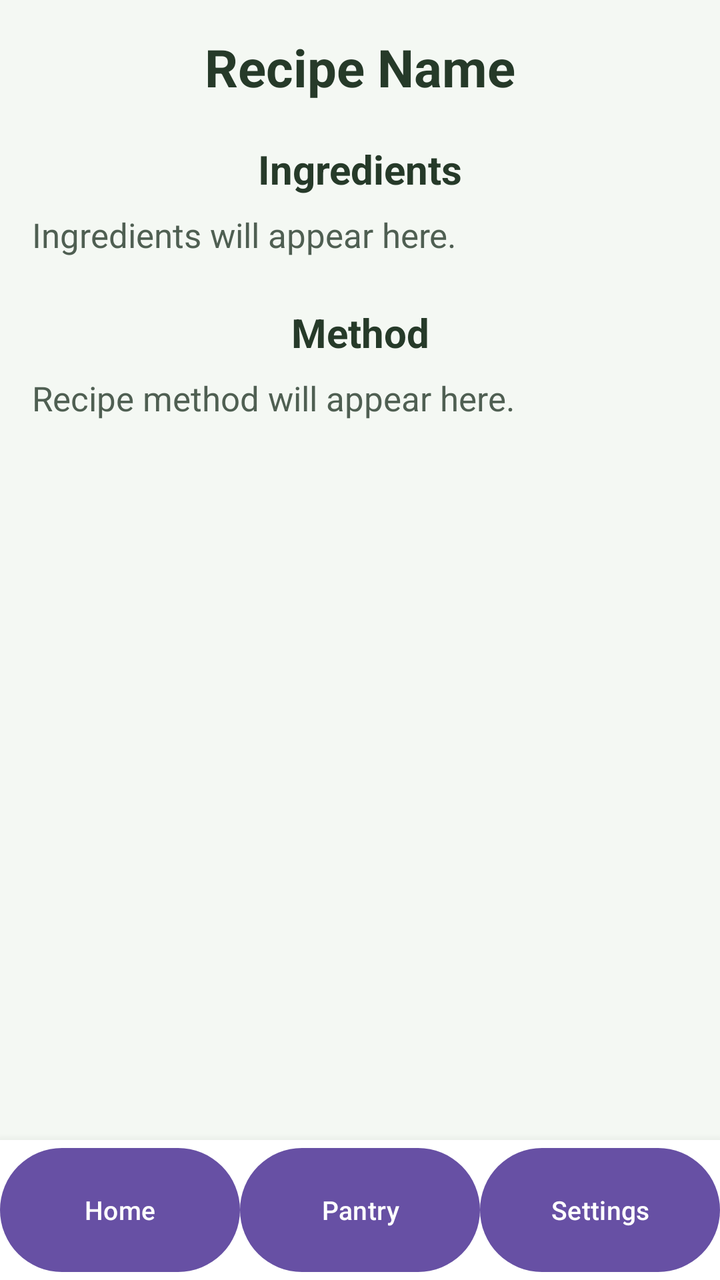
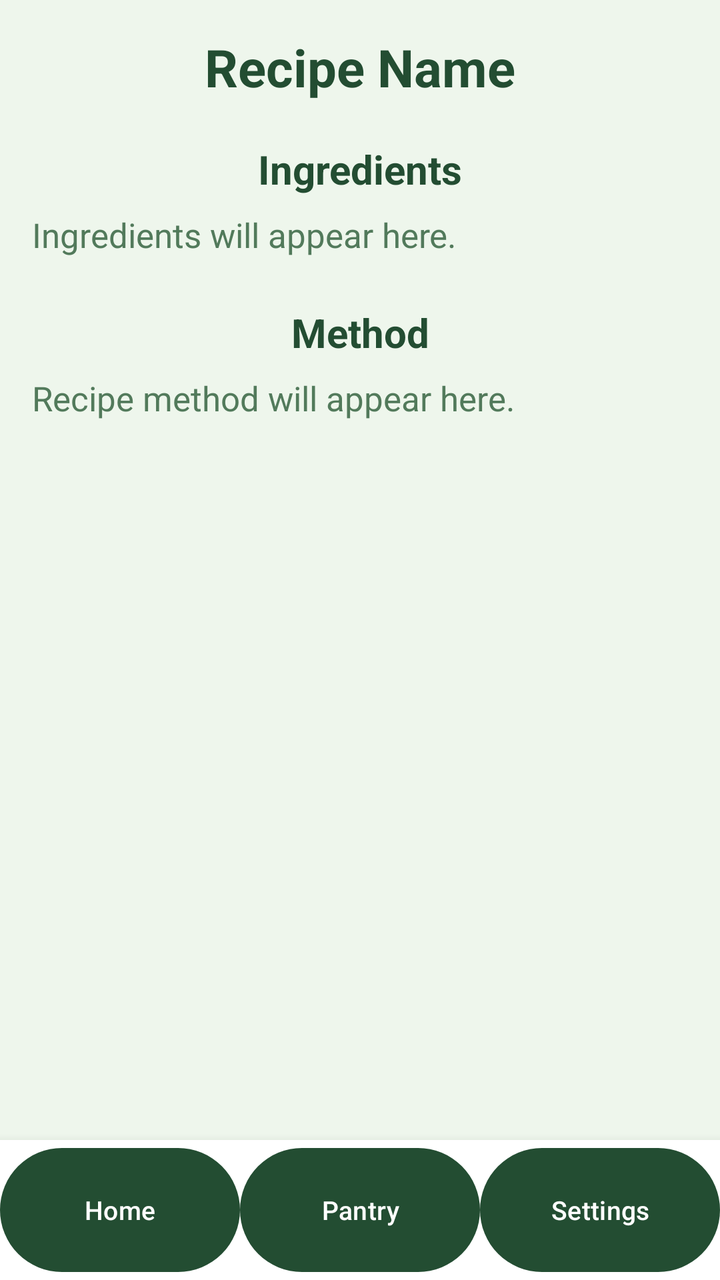

Compare the two renders of this Android layout. The source of the first and the diff that turns it into the second are given below.
<!-- AndroidManifest.xml: application theme Theme.SmartPantryManager -->
<!-- res/layout/activity_recipe_detail.xml -->
<?xml version="1.0" encoding="utf-8"?>
<LinearLayout
    xmlns:android="http://schemas.android.com/apk/res/android"
    android:layout_width="match_parent"
    android:layout_height="match_parent"
    android:orientation="vertical"
    android:background="#F4F8F3">

    
    <ScrollView
        android:layout_width="match_parent"
        android:layout_height="0dp"
        android:layout_weight="1">

        <LinearLayout
            android:layout_width="match_parent"
            android:layout_height="wrap_content"
            android:orientation="vertical"
            android:padding="16dp">

            <TextView
                android:id="@+id/txtDetailRecipeName"
                android:layout_width="match_parent"
                android:layout_height="wrap_content"
                android:text="Recipe Name"
                android:textSize="26sp"
                android:textStyle="bold"
                android:textColor="#263A29"
                android:gravity="center"
                android:paddingBottom="20dp" />

            <TextView
                android:id="@+id/txtDetailIngredientsTitle"
                android:layout_width="match_parent"
                android:layout_height="wrap_content"
                android:text="Ingredients"
                android:textSize="20sp"
                android:textStyle="bold"
                android:textColor="#263A29"
                android:gravity="center"
                android:paddingBottom="8dp" />

            <TextView
                android:id="@+id/txtDetailIngredients"
                android:layout_width="match_parent"
                android:layout_height="wrap_content"
                android:text="Ingredients will appear here."
                android:textSize="17sp"
                android:textColor="#4F5F52"
                android:paddingBottom="24dp" />

            <TextView
                android:id="@+id/txtDetailStepsTitle"
                android:layout_width="match_parent"
                android:layout_height="wrap_content"
                android:text="Method"
                android:textSize="20sp"
                android:textStyle="bold"
                android:textColor="#263A29"
                android:gravity="center"
                android:paddingBottom="8dp" />

            <TextView
                android:id="@+id/txtDetailSteps"
                android:layout_width="match_parent"
                android:layout_height="wrap_content"
                android:text="Recipe method will appear here."
                android:textSize="17sp"
                android:textColor="#4F5F52" />

        </LinearLayout>

    </ScrollView>

    
    <LinearLayout
        android:layout_width="match_parent"
        android:layout_height="70dp"
        android:orientation="horizontal"
        android:gravity="center"
        android:background="#FFFFFF"
        android:elevation="8dp">

        <Button
            android:id="@+id/btnNavHome"
            android:layout_width="0dp"
            android:layout_height="match_parent"
            android:layout_weight="1"
            android:text="Home"
            android:textSize="13sp"
            android:textAllCaps="false" />

        <Button
            android:id="@+id/btnNavPantry"
            android:layout_width="0dp"
            android:layout_height="match_parent"
            android:layout_weight="1"
            android:text="Pantry"
            android:textSize="13sp"
            android:textAllCaps="false" />

        <Button
            android:id="@+id/btnNavSettings"
            android:layout_width="0dp"
            android:layout_height="match_parent"
            android:layout_weight="1"
            android:text="Settings"
            android:textSize="13sp"
            android:textAllCaps="false" />

    </LinearLayout>

</LinearLayout>
<!-- resources referenced by this layout -->
<resources>
  <style name="Theme.SmartPantryManager" parent="Base.Theme.SmartPantryManager" />
  <style name="Base.Theme.SmartPantryManager" parent="Theme.Material3.DayNight.NoActionBar">
  
      </style>
</resources>

<!-- the commit's change to res/layout/activity_recipe_detail.xml (unified diff, before → after) -->
@@ -4,7 +4,7 @@
     android:layout_width="match_parent"
     android:layout_height="match_parent"
     android:orientation="vertical"
-    android:background="#F4F8F3">
+    android:background="@color/pantry_background">
 
     
     <ScrollView
@@ -25,7 +25,7 @@
                 android:text="Recipe Name"
                 android:textSize="26sp"
                 android:textStyle="bold"
-                android:textColor="#263A29"
+                android:textColor="@color/pantry_primary"
                 android:gravity="center"
                 android:paddingBottom="20dp" />
 
@@ -36,7 +36,7 @@
                 android:text="Ingredients"
                 android:textSize="20sp"
                 android:textStyle="bold"
-                android:textColor="#263A29"
+                android:textColor="@color/pantry_primary"
                 android:gravity="center"
                 android:paddingBottom="8dp" />
 
@@ -46,7 +46,7 @@
                 android:layout_height="wrap_content"
                 android:text="Ingredients will appear here."
                 android:textSize="17sp"
-                android:textColor="#4F5F52"
+                android:textColor="@color/pantry_secondary"
                 android:paddingBottom="24dp" />
 
             <TextView
@@ -56,7 +56,7 @@
                 android:text="Method"
                 android:textSize="20sp"
                 android:textStyle="bold"
-                android:textColor="#263A29"
+                android:textColor="@color/pantry_primary"
                 android:gravity="center"
                 android:paddingBottom="8dp" />
 
@@ -66,7 +66,7 @@
                 android:layout_height="wrap_content"
                 android:text="Recipe method will appear here."
                 android:textSize="17sp"
-                android:textColor="#4F5F52" />
+                android:textColor="@color/pantry_secondary" />
 
         </LinearLayout>
 
@@ -78,7 +78,7 @@
         android:layout_height="70dp"
         android:orientation="horizontal"
         android:gravity="center"
-        android:background="#FFFFFF"
+        android:background="@color/white"
         android:elevation="8dp">
 
         <Button
<!-- resource entries referenced after the edit -->
@@ -1,8 +1,28 @@
 <!-- resources referenced by this layout -->
 <resources>
+  <color name="pantry_background">#EEF6EC</color>
+  <color name="pantry_primary">#234D32</color>
+  <color name="pantry_secondary">#527A5B</color>
+  <color name="white">#FFFFFFFF</color>
   <style name="Theme.SmartPantryManager" parent="Base.Theme.SmartPantryManager" />
   <style name="Base.Theme.SmartPantryManager" parent="Theme.Material3.DayNight.NoActionBar">
   
+          
+          <item name="android:windowBackground">@color/pantry_background</item>
+  
+          
+          <item name="colorPrimary">@color/pantry_primary</item>
+          <item name="colorOnPrimary">@color/white</item>
+  
+          
+          <item name="colorSurface">@color/pantry_surface</item>
+          <item name="colorOnSurface">@color/pantry_primary</item>
+  
+          
+          <item name="colorSecondary">@color/pantry_secondary</item>
+          <item name="colorOnSecondary">@color/white</item>
+  
       </style>
+  <color name="pantry_surface">#DCEBDA</color>
 </resources>
 
